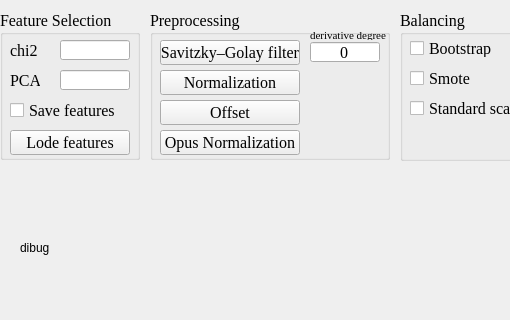
Qt form GUI_2.ui (shaizae/GUI) before a commit; both pictures show x 0 to 510 and y 0 to 320 of the 800 by 600 pixel window.
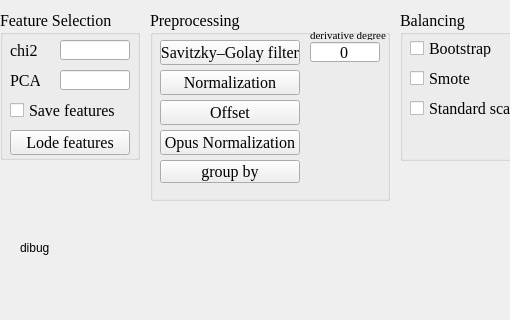
The same form after that commit. Icons and pictures are not drawn.

```diff
--- a/GUI_2.ui
+++ b/GUI_2.ui
@@ -133,7 +133,7 @@
       <x>150</x>
       <y>10</y>
       <width>240</width>
-      <height>150</height>
+      <height>191</height>
      </rect>
     </property>
     <property name="font">
@@ -231,6 +231,19 @@
       <string>derivative degree</string>
      </property>
     </widget>
+    <widget class="QPushButton" name="group_by">
+     <property name="geometry">
+      <rect>
+       <x>10</x>
+       <y>150</y>
+       <width>140</width>
+       <height>23</height>
+      </rect>
+     </property>
+     <property name="text">
+      <string>group by</string>
+     </property>
+    </widget>
    </widget>
    <widget class="QGroupBox" name="balancing">
     <property name="geometry">
```
